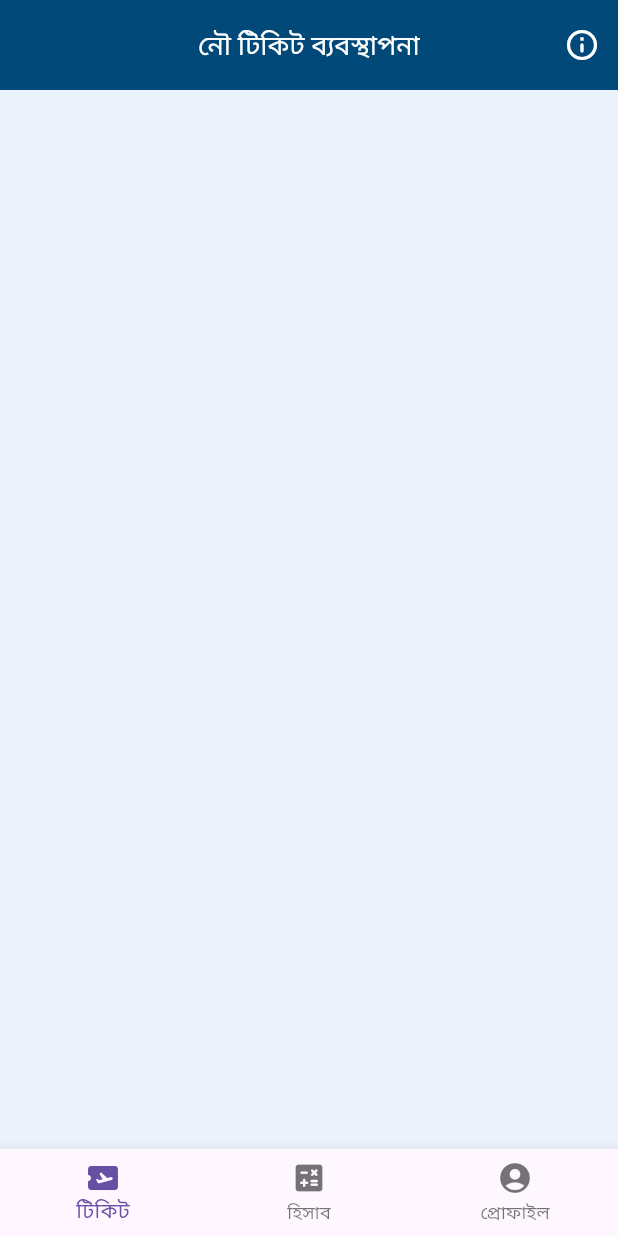
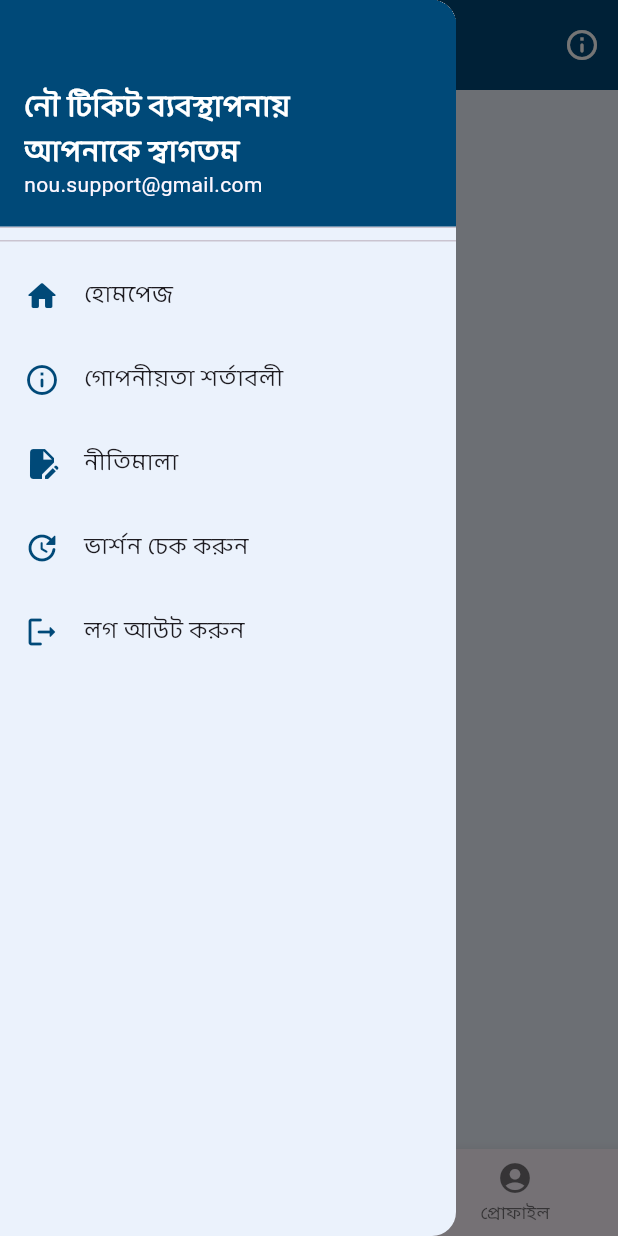
Before and after one commit to SabirKhanAkash/flutter-practice-app, a Flutter app: the screen it shows after launch, with the side drawer open (before the commit the screen has no drawer), on a phone screen of 412 x 824 dp. Run offline on Flutter 3.47's test engine with Material 3 defaults, Android fonts, the phone set to English and light mode, and no system bars.

Commit message:
added drawer and custom fonts

```diff
--- a/lib/main.dart
+++ b/lib/main.dart
@@ -1,5 +1,4 @@
 import 'package:flutter/material.dart';
-import 'package:fluttertoast/fluttertoast.dart';
 
 main() {
   runApp(const MyApp());
@@ -33,19 +32,9 @@ class _HomeActivityState extends State<HomeActivity> {
       backgroundColor: const Color.fromARGB(255, 0, 73, 120),
       action: SnackBarAction(
           label: 'ঠিক আছে',
+          textColor: Colors.white,
           onPressed: ScaffoldMessenger.of(context).hideCurrentSnackBar),
     ));
-  }
-
-  void showToast(String message) {
-    Fluttertoast.showToast(
-      msg: message,
-      toastLength: Toast.LENGTH_SHORT,
-      gravity: ToastGravity.TOP_RIGHT,
-      backgroundColor: const Color.fromARGB(255, 0, 73, 120),
-      textColor: Colors.white,
-      fontSize: 16.0,
-    );
   }
 
   @override
@@ -55,14 +44,23 @@ class _HomeActivityState extends State<HomeActivity> {
         toolbarHeight: 60,
         backgroundColor: const Color.fromARGB(255, 0, 73, 120),
         centerTitle: true,
-        title: const Text("নৌ টিকিট ব্যবস্থাপনা"),
-        titleTextStyle: const TextStyle(
-            color: Colors.white, fontSize: 18, fontWeight: FontWeight.normal),
+        title: const Text(
+          "নৌ টিকিট ব্যবস্থাপনা",
+          style: TextStyle(
+              color: Colors.white,
+              fontSize: 18,
+              fontWeight: FontWeight.normal,
+              fontFamily: 'balooda'),
+        ),
         actions: [
           IconButton(
             onPressed: () {
               showSnackBar(
-                  "অ্যাপটি তৈরী করেছেন আকাশ 💙 সকল অধিকার সংরক্ষিত", context);
+                  const Text(
+                    "অ্যাপটি তৈরী করেছেন আকাশ 💙 সকল অধিকার সংরক্ষিত",
+                    style: TextStyle(fontFamily: 'balooda'),
+                  ),
+                  context);
             },
             icon: const Icon(Icons.info_outline_rounded),
             color: Colors.white,
@@ -71,6 +69,7 @@ class _HomeActivityState extends State<HomeActivity> {
       ),
       bottomNavigationBar: BottomNavigationBar(
         currentIndex: currentIndex,
+        selectedItemColor: const Color.fromARGB(255, 0, 73, 120),
         items: const [
           BottomNavigationBarItem(
               icon: Icon(Icons.airplane_ticket_rounded), label: "টিকিট"),
@@ -84,13 +83,71 @@ class _HomeActivityState extends State<HomeActivity> {
             currentIndex = index;
           });
           if (index == 0) {
-            showToast("টিকিট কাটতে পারবেন");
+            showSnackBar("টিকিট কাটতে পারবেন", context);
           } else if (index == 1) {
-            showToast("হিসাব রাখতে পারবেন");
+            showSnackBar("হিসাব রাখতে পারবেন", context);
           } else if (index == 2) {
-            showToast("নিজ প্রোফাইল দেখতে পারবেন");
+            showSnackBar("নিজ প্রোফাইল দেখতে পারবেন", context);
           }
         },
+      ),
+      drawer: Drawer(
+        backgroundColor: const Color.fromARGB(255, 235, 242, 252),
+        child: ListView(
+          children: [
+            const DrawerHeader(
+                padding: EdgeInsets.all(0),
+                child: UserAccountsDrawerHeader(
+                    decoration: BoxDecoration(color: Color.fromARGB(255, 0, 73, 120)),
+                    accountName: Text("নৌ টিকিট ব্যবস্থাপনায়\nআপনাকে স্বাগতম",
+                        style: TextStyle(
+                            fontFamily: 'balooda',
+                            fontSize: 20,
+                            fontWeight: FontWeight.bold,
+                            color: Colors.white)),
+                    accountEmail: Text("nou.support@gmail.com"))),
+            ListTile(
+                title: const Text("হোমপেজ",
+                    style: TextStyle(fontFamily: 'balooda')),
+                leading: const Icon(Icons.home_rounded,
+                    color: Color.fromARGB(255, 0, 73, 120)),
+                onTap: () {
+                  showSnackBar("হোমপেজ চেপেছেন", context);
+                }),
+            ListTile(
+                title: const Text("গোপনীয়তা শর্তাবলী",
+                    style: TextStyle(fontFamily: 'balooda')),
+                leading: const Icon(Icons.info_outline_rounded,
+                    color: Color.fromARGB(255, 0, 73, 120)),
+                onTap: () {
+                  showSnackBar("গোপনীয়তা শর্তাবলী চেপেছেন", context);
+                }),
+            ListTile(
+                title: const Text("নীতিমালা",
+                    style: TextStyle(fontFamily: 'balooda')),
+                leading: const Icon(Icons.edit_document,
+                    color: Color.fromARGB(255, 0, 73, 120)),
+                onTap: () {
+                  showSnackBar("নীতিমালা চেপেছেন", context);
+                }),
+            ListTile(
+                title: const Text("ভার্শন চেক করুন",
+                    style: TextStyle(fontFamily: 'balooda')),
+                leading: const Icon(Icons.update_rounded,
+                    color: Color.fromARGB(255, 0, 73, 120)),
+                onTap: () {
+                  showSnackBar("ভার্শন চেক করুন চেপেছেন", context);
+                }),
+            ListTile(
+                title: const Text("লগ আউট করুন",
+                    style: TextStyle(fontFamily: 'balooda')),
+                leading: const Icon(Icons.logout_rounded,
+                    color: Color.fromARGB(255, 0, 73, 120)),
+                onTap: () {
+                  showSnackBar("লগ আউট চেপেছেন", context);
+                }),
+          ],
+        ),
       ),
       backgroundColor: const Color.fromARGB(255, 235, 242, 252),
     );
```
Also changed, not shown: pubspec.yaml (+14 -2 lines), assets/font/balooda.ttf (added), assets/font/inter.ttf (added), pubspec.lock, 1 other file.
